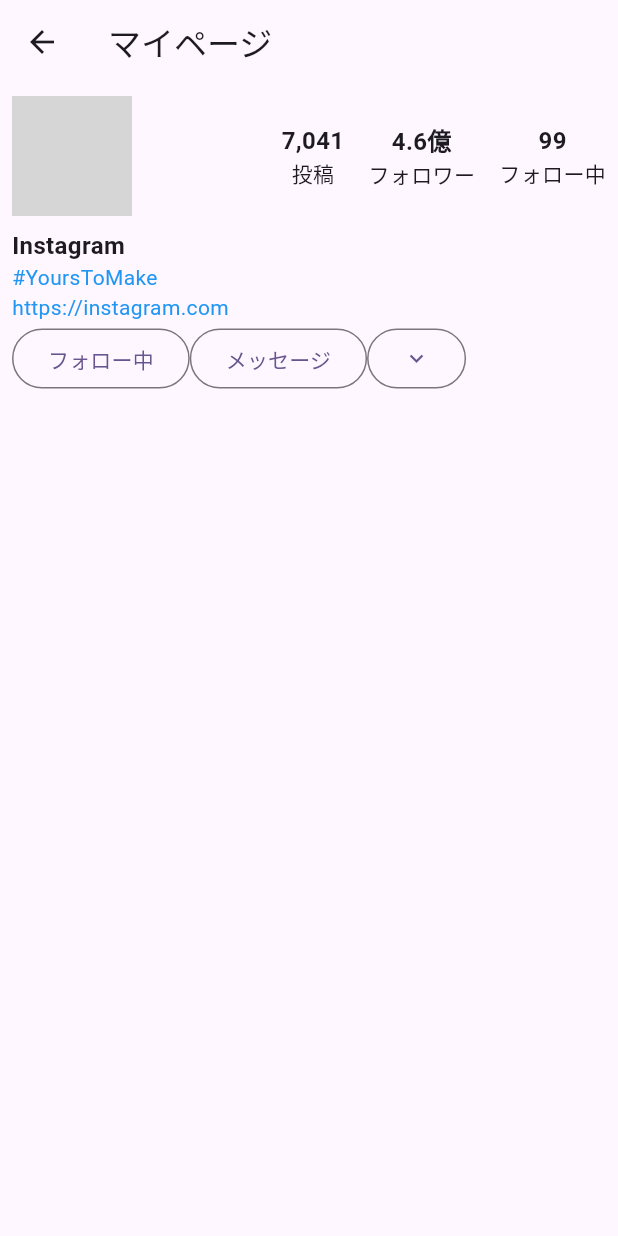
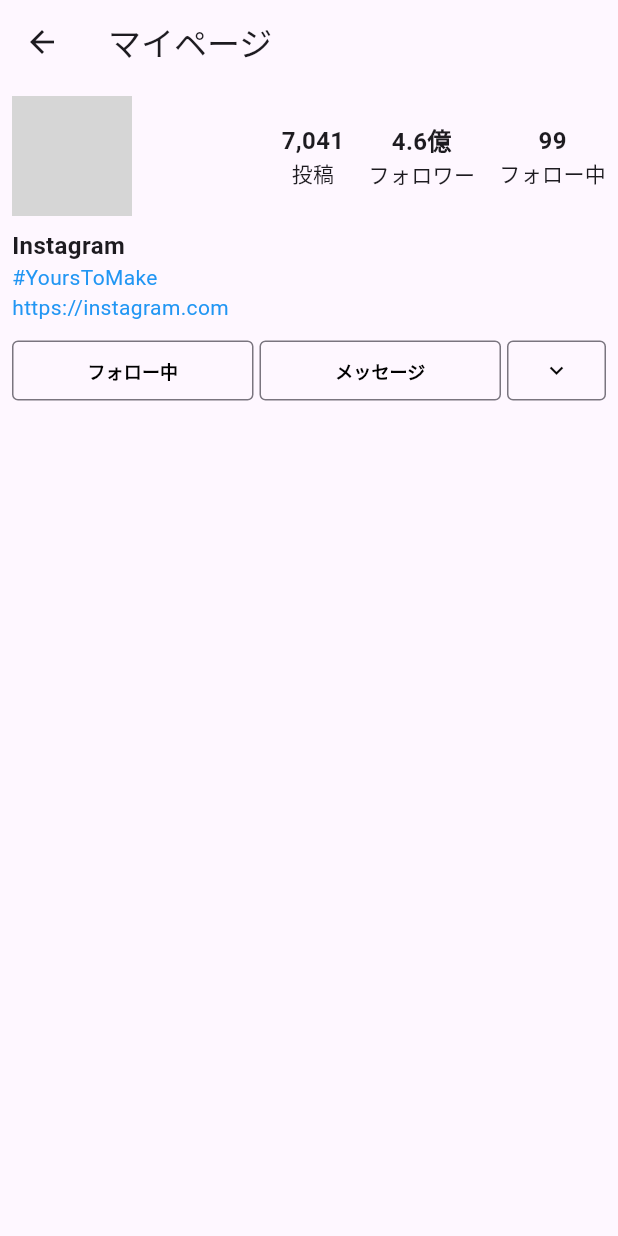
Before and after one commit to inoyoh/instagram, a Flutter app: the MyPage screen opened directly, on a phone screen of 412 x 824 dp. Run offline on Flutter 3.47's test engine with Material 3 defaults, Android fonts, the phone set to English and light mode, and no system bars; network calls fail; grey boxes are pictures that could not be loaded.

Commit message:
ボタン3つの横幅をいい感じに調整（左2つをexpandで拡張させる）

```diff
--- a/lib/pages/my_page.dart
+++ b/lib/pages/my_page.dart
@@ -81,19 +81,65 @@ class MyPage extends StatelessWidget {
                 color: Colors.blue,
               ),
             ),
+            const SizedBox(height: 8),
             Row(
               children: [
+                Expanded(
+                  child: Row(
+                    children:[
+                      Expanded(
+                        child: OutlinedButton(
+                          onPressed: () {},
+                          child: Text('フォロー中',
+                            style: TextStyle(
+                              color: Colors.black,
+                              fontWeight: FontWeight.bold,
+                              fontSize: 12,
+                            ),
+                          ),
+                          style: OutlinedButton.styleFrom(
+                            shape: RoundedRectangleBorder(
+                              borderRadius: BorderRadius.circular(4),
+                            ),
+                          ),
+                        ),
+                      ),
+                      const SizedBox(width: 4),
+                      Expanded(
+                        child: OutlinedButton(
+                          onPressed: () {},
+                          child: Text(
+                            'メッセージ',
+                            style: TextStyle(
+                              color: Colors.black,
+                              fontWeight: FontWeight.bold,
+                              fontSize: 12,
+                            ),
+                          ),
+                          style: OutlinedButton.styleFrom(
+                            shape: RoundedRectangleBorder(
+                              borderRadius: BorderRadius.circular(4),
+                            ),
+                          ),
+                        ),
+                      ),
+                    ],
+                  ),
+                ),
+
+                const SizedBox(width: 4),
                 OutlinedButton(
                   onPressed: () {},
-                  child: Text('フォロー中'),
-                ),
-                OutlinedButton(
-                  onPressed: () {},
-                  child: Text('メッセージ'),
-                ),
-                OutlinedButton(
-                  onPressed: () {},
-                  child: Icon(Icons.keyboard_arrow_down),
+                  child: Icon(
+                    Icons.keyboard_arrow_down,
+                    color: Colors.black,
+                  ),
+                  style: OutlinedButton.styleFrom(
+                    shape: RoundedRectangleBorder(
+                      borderRadius: BorderRadius.circular(4),
+                    ),
+                  ),
+
                 ),
 
               ],
```
